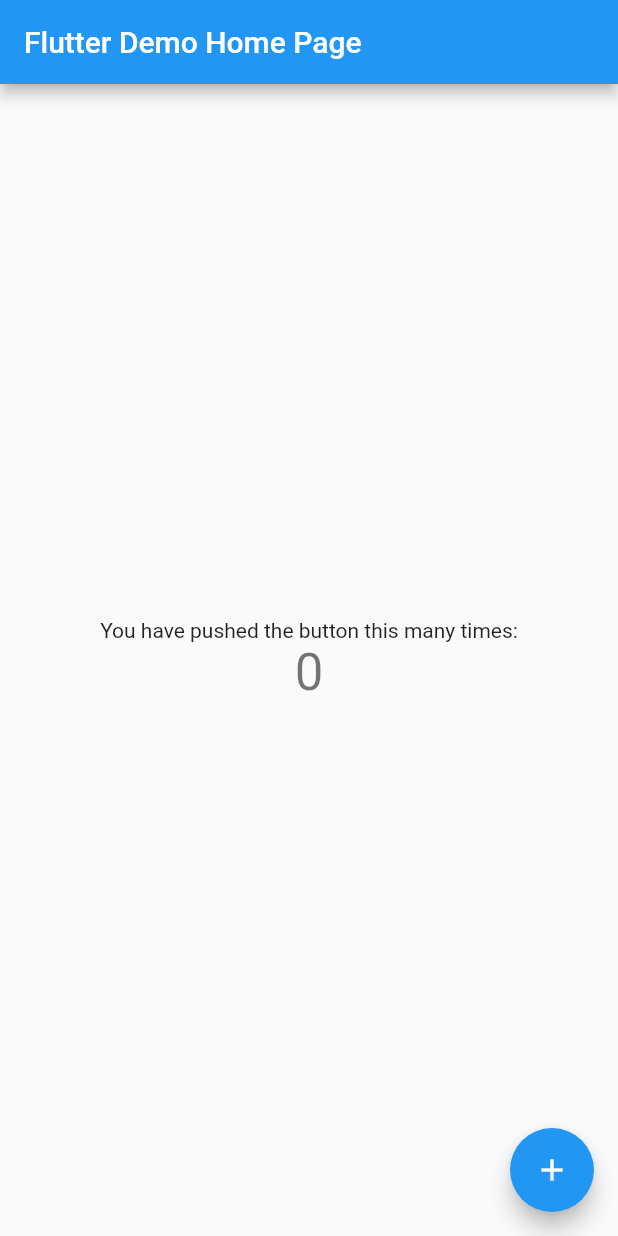
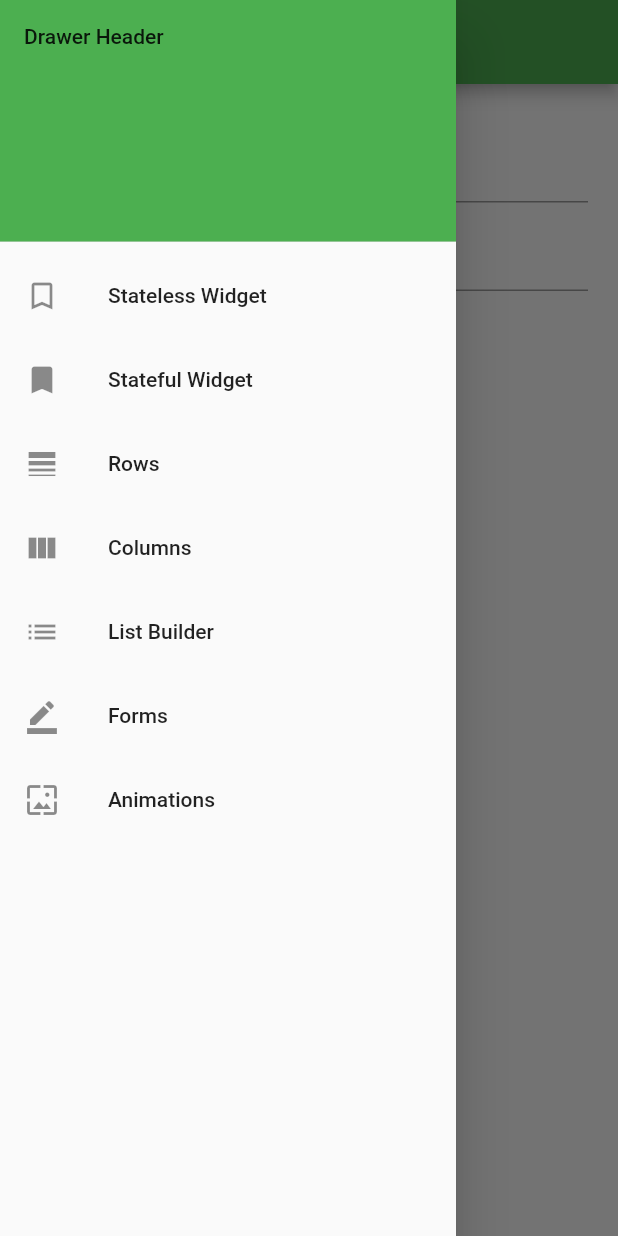
Before and after one commit to maffan91/f3_flutter_demo, a Flutter app: the screen it shows after launch, with the side drawer open (before the commit the screen has no drawer), on a phone screen of 412 x 824 dp. Run offline on Flutter 3.47's test engine with Material 2 defaults, Android fonts, the phone set to English and light mode, and no system bars.

```diff
--- /dev/null
+++ b/lib/helpers/validator.dart
@@ -0,0 +1,8 @@
+class Validator {
+  static bool validateEmail(String email) {
+    Pattern pattern =
+        r'^(([^<>()[\]\\.,;:\s@\"]+(\.[^<>()[\]\\.,;:\s@\"]+)*)|(\".+\"))@((\[[0-9]{1,3}\.[0-9]{1,3}\.[0-9]{1,3}\.[0-9]{1,3}\])|(([a-zA-Z\-0-9]+\.)+[a-zA-Z]{2,}))$';
+
+    return new RegExp(pattern).hasMatch(email);
+  }
+}
--- a/lib/main.dart
+++ b/lib/main.dart
@@ -1,111 +1,46 @@
 import 'package:flutter/material.dart';
+import 'package:flutter_demo/pages/auth.dart';
+import 'package:flutter_demo/pages/columns.dart';
+import 'package:flutter_demo/pages/movies.dart';
+import 'package:flutter_demo/pages/my-stateless-widget.dart';
+import 'package:flutter_demo/pages/rows.dart';
 
 void main() => runApp(MyApp());
 
 class MyApp extends StatelessWidget {
-  // This widget is the root of your application.
   @override
   Widget build(BuildContext context) {
     return MaterialApp(
-      title: 'Flutter Demo',
+      title: 'Flutter Demo App',
+      debugShowCheckedModeBanner: false,
       theme: ThemeData(
-        // This is the theme of your application.
-        //
-        // Try running your application with "flutter run". You'll see the
-        // application has a blue toolbar. Then, without quitting the app, try
-        // changing the primarySwatch below to Colors.green and then invoke
-        // "hot reload" (press "r" in the console where you ran "flutter run",
-        // or simply save your changes to "hot reload" in a Flutter IDE).
-        // Notice that the counter didn't reset back to zero; the application
-        // is not restarted.
-        primarySwatch: Colors.blue,
+        brightness: Brightness.light,
+        primarySwatch: Colors.green,
       ),
-      home: MyHomePage(title: 'Flutter Demo Home Page'),
+      home: AuthPage(),
+      routes: {
+        'form': (BuildContext context) => AuthPage(),
+        'statelesswidget': (BuildContext context) => MyStatelessWidget(),
+        'movies': (BuildContext context) => MoviesPage(),
+        'rows': (BuildContext context) => RowsPage(),
+        'columns': (BuildContext context) => ColumnsPage()
+      },
     );
   }
 }
 
-class MyHomePage extends StatefulWidget {
-  MyHomePage({Key key, this.title}) : super(key: key);
-
-  // This widget is the home page of your application. It is stateful, meaning
-  // that it has a State object (defined below) that contains fields that affect
-  // how it looks.
-
-  // This class is the configuration for the state. It holds the values (in this
-  // case the title) provided by the parent (in this case the App widget) and
-  // used by the build method of the State. Fields in a Widget subclass are
-  // always marked "final".
-
+class MyHomePage extends StatelessWidget {
   final String title;
-
-  @override
-  _MyHomePageState createState() => _MyHomePageState();
-}
-
-class _MyHomePageState extends State<MyHomePage> {
-  int _counter = 0;
-
-  void _incrementCounter() {
-    setState(() {
-      // This call to setState tells the Flutter framework that something has
-      // changed in this State, which causes it to rerun the build method below
-      // so that the display can reflect the updated values. If we changed
-      // _counter without calling setState(), then the build method would not be
-      // called again, and so nothing would appear to happen.
-      _counter++;
-    });
-  }
+  MyHomePage(this.title);
 
   @override
   Widget build(BuildContext context) {
-    // This method is rerun every time setState is called, for instance as done
-    // by the _incrementCounter method above.
-    //
-    // The Flutter framework has been optimized to make rerunning build methods
-    // fast, so that you can just rebuild anything that needs updating rather
-    // than having to individually change instances of widgets.
     return Scaffold(
-      appBar: AppBar(
-        // Here we take the value from the MyHomePage object that was created by
-        // the App.build method, and use it to set our appbar title.
-        title: Text(widget.title),
-      ),
-      body: Center(
-        // Center is a layout widget. It takes a single child and positions it
-        // in the middle of the parent.
-        child: Column(
-          // Column is also layout widget. It takes a list of children and
-          // arranges them vertically. By default, it sizes itself to fit its
-          // children horizontally, and tries to be as tall as its parent.
-          //
-          // Invoke "debug painting" (press "p" in the console, choose the
-          // "Toggle Debug Paint" action from the Flutter Inspector in Android
-          // Studio, or the "Toggle Debug Paint" command in Visual Studio Code)
-          // to see the wireframe for each widget.
-          //
-          // Column has various properties to control how it sizes itself and
-          // how it positions its children. Here we use mainAxisAlignment to
-          // center the children vertically; the main axis here is the vertical
-          // axis because Columns are vertical (the cross axis would be
-          // horizontal).
-          mainAxisAlignment: MainAxisAlignment.center,
-          children: <Widget>[
-            Text(
-              'You have pushed the button this many times:',
-            ),
-            Text(
-              '$_counter',
-              style: Theme.of(context).textTheme.display1,
-            ),
-          ],
+        appBar: AppBar(
+          title: Text(
+            title,
+          ),
         ),
-      ),
-      floatingActionButton: FloatingActionButton(
-        onPressed: _incrementCounter,
-        tooltip: 'Increment',
-        child: Icon(Icons.add),
-      ), // This trailing comma makes auto-formatting nicer for build methods.
-    );
+        body: AuthPage());
   }
 }
--- /dev/null
+++ b/lib/pages/auth.dart
@@ -0,0 +1,90 @@
+import 'package:flutter/material.dart';
+import 'package:flutter_demo/helpers/validator.dart';
+import 'package:flutter_demo/widgets/nav-drawer.dart';
+
+class AuthPage extends StatefulWidget {
+  @override
+  State<StatefulWidget> createState() {
+    return _AuthPageState();
+  }
+}
+
+class _AuthPageState extends State<AuthPage> {
+  String _email;
+  String _password;
+  final GlobalKey<FormState> _formKey = GlobalKey<FormState>();
+
+  Widget _buildEmailField() {
+    return TextFormField(
+      keyboardType: TextInputType.emailAddress,
+      validator: (String value) {
+        if (value.isEmpty || !Validator.validateEmail(value)) {
+          return "Invalid Email Address";
+        }
+      },
+      decoration: InputDecoration(labelText: 'Email'),
+      onSaved: (String value) {
+        _email = value;
+      },
+    );
+  }
+
+  Widget _buildPasswordField() {
+    return TextFormField(
+      obscureText: true,
+      validator: (String value) {
+        if (value.isEmpty) {
+          return "Password is required";
+        }
+      },
+      decoration: InputDecoration(labelText: 'Password'),
+      onSaved: (String value) {
+        _password = value;
+      },
+    );
+  }
+
+  Widget _buildLoginButton() {
+    return RaisedButton(
+      color: Theme.of(context).primaryColor,
+      textColor: Colors.white,
+      child: Text('Login'),
+      onPressed: _proceedLogin,
+    );
+  }
+
+  void _proceedLogin() {
+    if (!_formKey.currentState.validate()) {
+      return;
+    }
+  }
+
+  Widget _buildAuthForm() {
+    return SingleChildScrollView(
+      child: Form(
+          key: _formKey,
+          child: Container(
+            padding: EdgeInsets.only(left: 20, right: 20, top: 20),
+            child: Column(
+              mainAxisAlignment: MainAxisAlignment.center,
+              crossAxisAlignment: CrossAxisAlignment.center,
+              children: <Widget>[
+                _buildEmailField(),
+                _buildPasswordField(),
+                _buildLoginButton()
+              ],
+            ),
+          )),
+    );
+  }
+
+  @override
+  Widget build(BuildContext context) {
+    return Scaffold(
+        appBar: AppBar(
+          title: Text('Login'),
+        ),
+        drawer: NavDrawer(),
+        body: _buildAuthForm());
+  }
+}
--- /dev/null
+++ b/lib/pages/columns.dart
@@ -0,0 +1,33 @@
+import 'package:flutter/material.dart';
+import 'package:flutter_demo/widgets/nav-drawer.dart';
+
+class ColumnsPage extends StatelessWidget {
+  Widget _buildWidget() {
+    return Container(
+      child: Column(
+        mainAxisAlignment: MainAxisAlignment.center,
+        children: <Widget>[
+          Text(
+            "Flutter Columns",
+            style: TextStyle(fontSize: 50.0),
+          ),
+          IconButton(
+            icon: Icon(Icons.file_download),
+          ),
+          Image.asset('assets/images/food.jpg')
+        ],
+      ),
+    );
+  }
+
+  @override
+  Widget build(BuildContext context) {
+    return Scaffold(
+      appBar: AppBar(
+        title: Text('Column Layout'),
+      ),
+      drawer: NavDrawer(),
+      body: _buildWidget(),
+    );
+  }
+}
--- /dev/null
+++ b/lib/pages/my-stateless-widget.dart
@@ -0,0 +1,14 @@
+import 'package:flutter/material.dart';
+import 'package:flutter_demo/widgets/nav-drawer.dart';
+
+class MyStatelessWidget extends StatelessWidget {
+  @override
+  Widget build(BuildContext context) {
+    return Scaffold(
+      appBar: AppBar(
+        title: Text('Stateless Widget'),
+      ),
+      drawer: NavDrawer(),
+    );
+  }
+}
--- /dev/null
+++ b/lib/widgets/nav-drawer.dart
@@ -0,0 +1,59 @@
+import 'package:flutter/material.dart';
+
+class NavDrawer extends StatelessWidget {
+  @override
+  Widget build(BuildContext context) {
+    return Drawer(
+      child: ListView(
+        padding: EdgeInsets.zero,
+        children: <Widget>[
+          DrawerHeader(
+            child: Text('Drawer Header'),
+            decoration: BoxDecoration(color: Colors.green),
+          ),
+          ListTile(
+            leading: Icon(Icons.bookmark_border),
+            title: Text('Stateless Widget'),
+          ),
+          ListTile(
+            leading: Icon(Icons.bookmark),
+            title: Text('Stateful Widget'),
+          ),
+          ListTile(
+            leading: Icon(Icons.line_weight),
+            title: Text('Rows'),
+            onTap: () => Navigator.pushReplacementNamed(context, 'rows'),
+          ),
+          ListTile(
+            leading: Icon(Icons.view_column),
+            title: Text('Columns'),
+            onTap: () => Navigator.pushReplacementNamed(context, 'columns'),
+          ),
+          ListTile(
+            leading: Icon(Icons.list),
+            title: Text('List Builder'),
+            onTap: () => Navigator.pushReplacementNamed(context, 'movies'),
+          ),
+          ListTile(
+            leading: Icon(Icons.border_color),
+            title: Text('Forms'),
+            onTap: () => Navigator.pushReplacementNamed(context, 'form'),
+          ),
+          Container(
+            // decoration: BoxDecoration(
+            //     border: Border(
+            //   bottom: BorderSide(width: 1),
+            //   top: BorderSide(width: 1),
+            //   left: BorderSide(width: 1),
+            //   right: BorderSide(width: 1),
+            // )),
+            child: ListTile(
+              leading: Icon(Icons.wallpaper),
+              title: Text('Animations'),
+            ),
+          ),
+        ],
+      ),
+    );
+  }
+}
```
Also changed, not shown: lib/data/movie-list.dart (added, +68 -0 lines), lib/models/movie.dart (added, +8 -0 lines), lib/pages/movies.dart (added, +51 -0 lines), lib/pages/rows.dart (added, +53 -0 lines), lib/widgets/movie-card.dart (added, +26 -0 lines), pubspec.yaml (+7 -11 lines), assets/fonts/Oswald-Bold.ttf (added), assets/images/background.jpg (added), assets/images/food.jpg (added).
